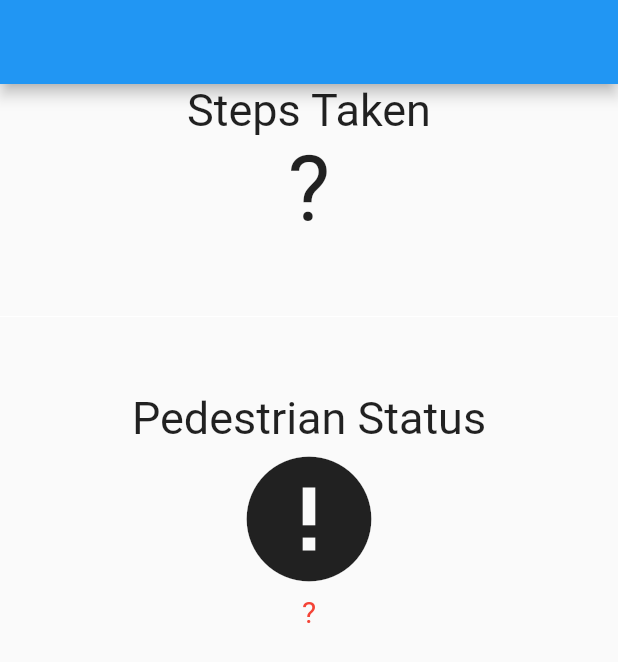
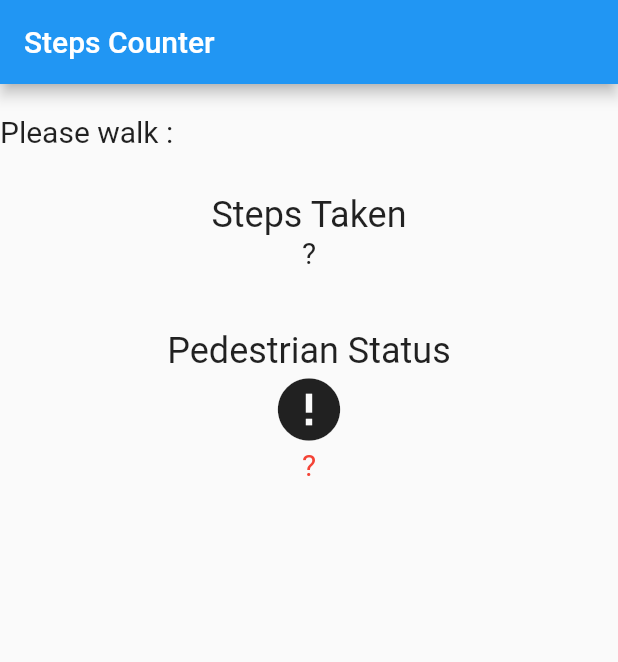
Before and after one commit to thefuturelens/step_counter_demo_flutter, a Flutter app: the screen it shows after launch, on a phone screen of 412 x 824 dp. Shown: the top 662 px of the screen. Run offline on Flutter 3.47's test engine with Material 2 defaults, Android fonts, the phone set to English and light mode, and no system bars; our stand-ins replace get, pedometer, permission_handler, sqflite; missing offline and left inert: workmanager; accounts and stored records are empty.

Commit message:
[IMP] Changes on pedometer

```diff
--- a/lib/config/app_string.dart
+++ b/lib/config/app_string.dart
@@ -1,6 +1,9 @@
-class AppString{
+class AppString {
+  static const String stepCounter = 'Steps Counter';
   static const String stepTaken = 'Steps Taken';
   static const String pedestrianStatus = 'Pedestrian Status';
-  static const String pedestrianStatusNotAvailable = 'Pedestrian Status not available';
+  static const String pedestrianStatusNotAvailable =
+      'Pedestrian Status not available';
   static const String stepCountNotAvailable = 'Step Count not available';
+  static const String pleaseWalk = 'Please walk :';
 }
--- a/lib/controller/pedometer_controller.dart
+++ b/lib/controller/pedometer_controller.dart
@@ -11,7 +11,7 @@ class PedometerController extends GetxController {
 
   @override
   void onInit() {
-    initPlatformState();
+    // initPlatformState();
     super.onInit();
   }
 
--- a/lib/main.dart
+++ b/lib/main.dart
@@ -66,6 +66,7 @@ class MyApp extends StatelessWidget {
   Widget build(BuildContext context) {
     return MaterialApp(
       title: 'Flutter Demo',
+      debugShowCheckedModeBanner: false,
       theme: ThemeData(
         primarySwatch: Colors.blue,
       ),
--- a/lib/views/pedometer_screen.dart
+++ b/lib/views/pedometer_screen.dart
@@ -1,59 +1,131 @@
 import 'package:flutter/material.dart';
 import 'package:get/get.dart';
+import 'package:pedometer/pedometer.dart';
 import 'package:step_counter_demo_flutter/config/app_string.dart';
 import 'package:step_counter_demo_flutter/controller/pedometer_controller.dart';
 
 PedometerController controller = Get.put(PedometerController());
 
-class PedometerScreen extends StatelessWidget {
-  PedometerScreen({Key? key}) : super(key: key);
+class PedometerScreen extends StatefulWidget {
+  const PedometerScreen({Key? key}) : super(key: key);
+
+  @override
+  State<PedometerScreen> createState() => _PedometerScreenState();
+}
+
+class _PedometerScreenState extends State<PedometerScreen> {
+  Stream<StepCount>? _stepCountStream;
+  Stream<PedestrianStatus>? _pedestrianStatusStream;
+  String _status = '?', _steps = '?';
+
+  @override
+  void initState() {
+    super.initState();
+    initPlatformState();
+  }
+
+  void onStepCount(StepCount event) {
+    setState(() {
+      _steps = event.steps.toString();
+      controller.steps.value = _steps;
+      controller.timeStamp.value = event.timeStamp.toString();
+    });
+  }
+
+  void onPedestrianStatusChanged(PedestrianStatus event) {
+    setState(() {
+      _status = event.status;
+    });
+  }
+
+  void onPedestrianStatusError(error) {
+    print('onPedestrianStatusError: $error');
+    setState(() {
+      _status = AppString.pedestrianStatusNotAvailable;
+    });
+  }
+
+  void onStepCountError(error) {
+    print('onStepCountError: $error');
+    setState(() {
+      _steps = AppString.stepCountNotAvailable;
+    });
+  }
+
+  void initPlatformState() {
+    _pedestrianStatusStream = Pedometer.pedestrianStatusStream;
+    _pedestrianStatusStream
+        ?.listen(onPedestrianStatusChanged)
+        .onError(onPedestrianStatusError);
+
+    _stepCountStream = Pedometer.stepCountStream;
+    _stepCountStream?.listen(onStepCount).onError(onStepCountError);
+
+    if (!mounted) return;
+  }
+
   @override
   Widget build(BuildContext context) {
     return Scaffold(
-        appBar: AppBar(),
-        body: Obx(
-          () => SingleChildScrollView(
-            child: Center(
+        appBar: AppBar(
+          backgroundColor: Colors.blue,
+          title: const Text(AppString.stepCounter),
+        ),
+        body: Column(
+          children: [
+            const SizedBox(
+              height: 20,
+            ),
+            const Align(
+              alignment: Alignment.centerLeft,
+              child: Text(
+                AppString.pleaseWalk,
+                style: TextStyle(fontSize: 20),
+              ),
+            ),
+            Center(
+              child: SingleChildScrollView(
                 child: Column(
-              mainAxisAlignment: MainAxisAlignment.center,
                   children: <Widget>[
+                    const SizedBox(
+                      height: 30,
+                    ),
                     const Text(
                       AppString.stepTaken,
-                  style: TextStyle(fontSize: 30),
+                      style: TextStyle(fontSize: 24),
                     ),
                     Text(
-                  controller.steps.value,
-                  style: const TextStyle(fontSize: 60),
+                      _steps,
+                      style: const TextStyle(fontSize: 20),
                     ),
-                const Divider(
-                  height: 100,
-                  thickness: 0,
-                  color: Colors.white,
+                    const SizedBox(
+                      height: 40,
                     ),
                     const Text(
                       AppString.pedestrianStatus,
-                  style: TextStyle(fontSize: 30),
+                      style: TextStyle(fontSize: 24),
                     ),
                     Icon(
-                  controller.status.value == 'walking'
+                      _status == 'walking'
                           ? Icons.directions_walk
-                      : controller.status.value == 'stopped'
+                          : _status == 'stopped'
                               ? Icons.accessibility_new
                               : Icons.error,
-                  size: 100,
+                      size: 50,
                     ),
                     Center(
                       child: Text(
-                    controller.status.value,
-                    style: controller.status.value == 'walking' ||
-                            controller.status.value == 'stopped'
-                        ? const TextStyle(fontSize: 30)
+                        _status,
+                        style: _status == 'walking' || _status == 'stopped'
+                            ? const TextStyle(fontSize: 20)
                             : const TextStyle(fontSize: 20, color: Colors.red),
                       ),
                     )
                   ],
-            )),
                 ),
+              ),
+            ),
+          ],
         ));
   }
 }
```
Lines whose indentation alone changed are shown as unchanged.
